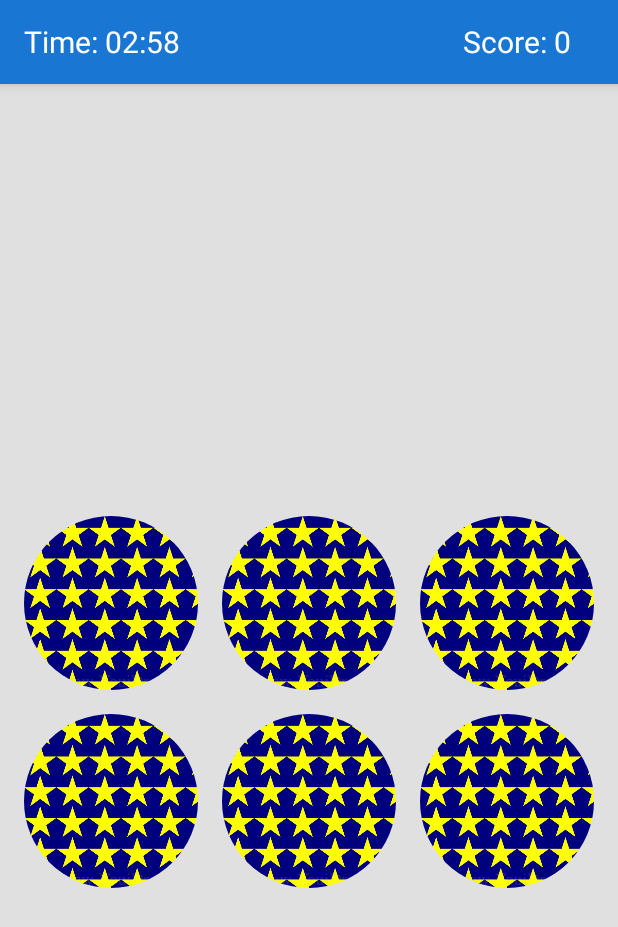
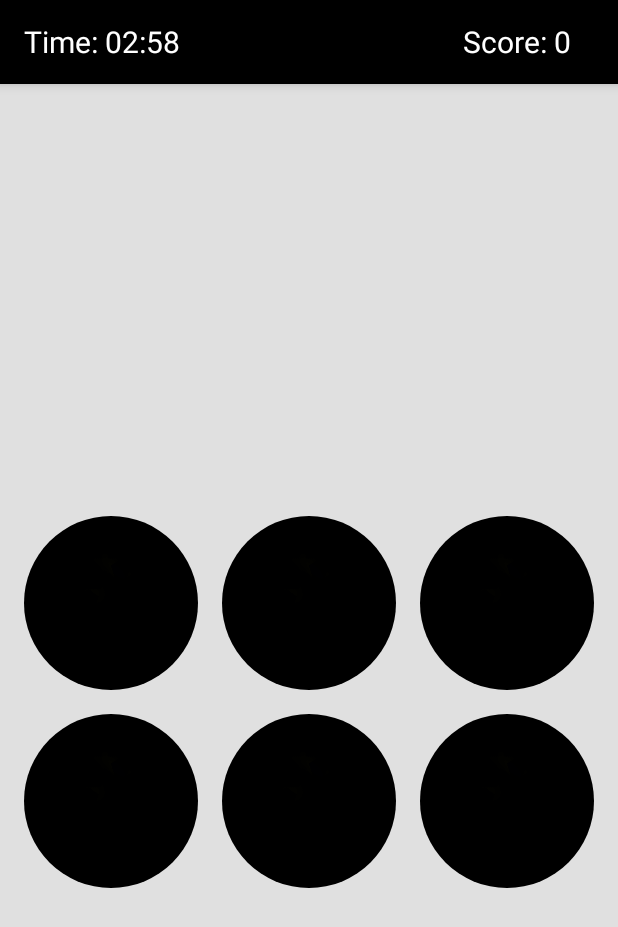
Before and after one commit to Fejtan/MA-Project, an Android app: the GameFragment screen opened through its navigation route, on a phone screen of 412 x 824 dp. Shown: the top 927 px of the screen. Run offline under Robolectric (Android 15) with nearby library versions, the phone set to English and light mode, and no system bars; our stand-ins replace Firebase (no records; nobody signed in at launch, a user with empty details on screens opened directly); libraries missing offline, so code that uses them is left out: com.makeramen.roundedimageview; plain views replace RoundedImageView; 1 statement that could not run was skipped.

Commit message:
Connect db and style

```diff
--- a/app/src/main/res/values/colors.xml
+++ b/app/src/main/res/values/colors.xml
@@ -1,8 +1,11 @@
 <?xml version="1.0" encoding="utf-8"?>
 <resources>
-	<color name="colorPrimary">#1976D2</color>
-	<color name="colorPrimaryDark">#004BA0</color>
-	<color name="colorAccent">#29B6F6</color>
+<!--	<color name="colorPrimary">#1976D2</color>-->
+<!--	<color name="colorPrimaryDark">#004BA0</color>-->
+<!--	<color name="colorAccent">#29B6F6</color>-->
+	<color name="colorPrimary">#000000</color>
+	<color name="colorPrimaryDark">#000000</color>
+	<color name="colorAccent">#000000</color>
 
 	<color name="white">#FFFFFF</color>
 	<color name="black">#000000</color>
@@ -17,11 +20,16 @@
 	<color name="grey900">#212121</color>
 
 	<!-- Material Blue Colors -->
-	<color name="blue400">#42A5F5</color>
-	<color name="blue500">#2196F3</color>
-	<color name="blue700">#1976D2</color>
-	<color name="blue800">#1565C0</color>
-	<color name="blue900">#0D47A1</color>
+<!--	<color name="blue400">#42A5F5</color>-->
+<!--	<color name="blue500">#2196F3</color>-->
+<!--	<color name="blue700">#1976D2</color>-->
+<!--	<color name="blue800">#1565C0</color>-->
+<!--	<color name="blue900">#0D47A1</color>-->
+	<color name="blue400">#000000</color>
+	<color name="blue500">#000000</color>
+	<color name="blue700">#000000</color>
+	<color name="blue800">#000000</color>
+	<color name="blue900">#000000</color>
 
 	<!-- Material Red Colors -->
 	<color name="red400">#ef5350</color>
--- a/build.gradle
+++ b/build.gradle
@@ -1,7 +1,7 @@
 buildscript {
     ext {
         projectConfig = [
-                application_id: 'com.anilokcun.matchcards',
+                application_id: 'com.project.cardgame',
                 version_code  : 1,
                 version_name  : '1',
                 compile_sdk   : 28,
```
Also changed, not shown: app/src/main/res/drawable-nodpi/img_card_back.png, app/src/main/res/drawable-nodpi/img_card_back_copy.png (added), 4 other files.
